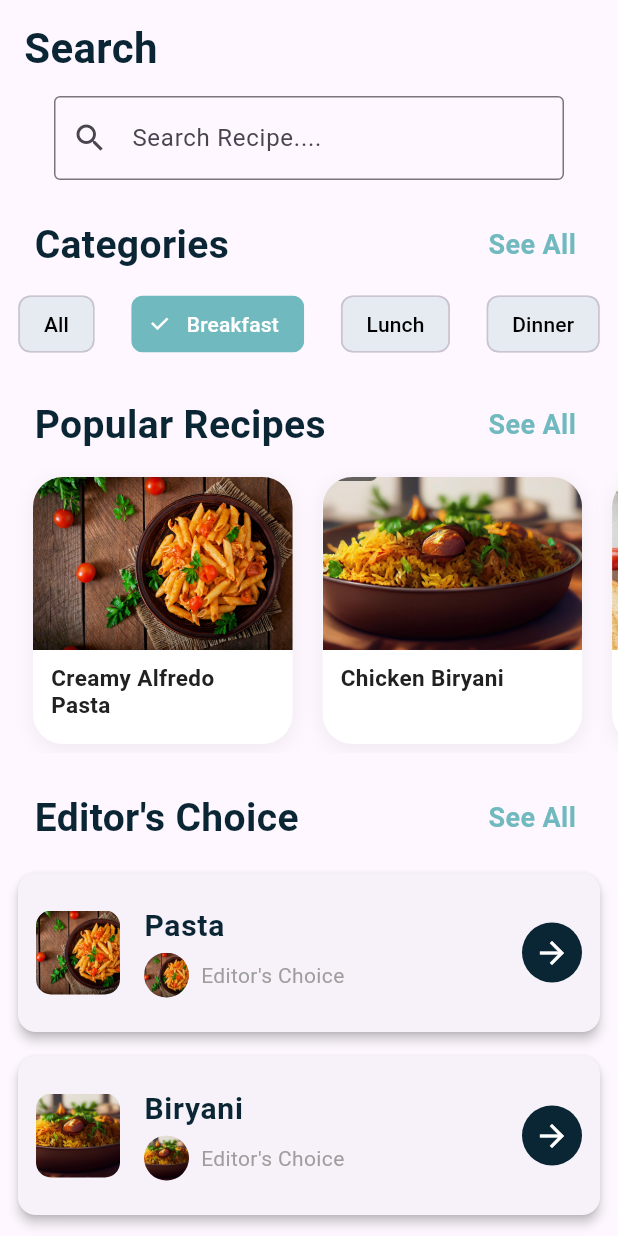
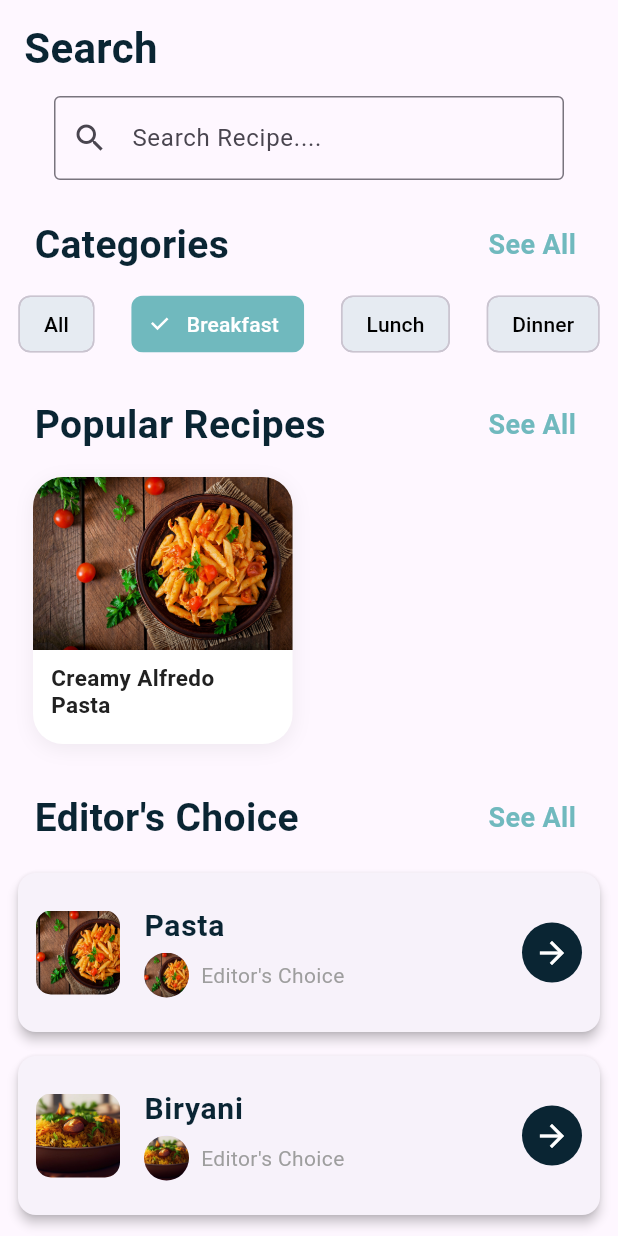
Before and after one commit to Techie58/Bite_Book, a Flutter app: the SearchPage widget shown alone on an empty page, opened directly, after a tap on "Breakfast", on a phone screen of 412 x 824 dp. Run offline on Flutter 3.47's test engine with Material 3 defaults, Android fonts, the phone set to English and light mode, and no system bars; our stand-ins replace animated_bottom_navigation_bar, firebase_core, hugeicons, shared_preferences, sliding_up_panel; accounts and stored records are empty.

Commit message:
Categories In side Search Is wokring nNOw and Fav Tabs recipies opening

```diff
--- a/lib/pages/search_page.dart
+++ b/lib/pages/search_page.dart
@@ -3,9 +3,11 @@ import 'package:bite_book/designs/editor_choice.dart';
 import 'package:bite_book/designs/home/recipes_card_design.dart';
 import 'package:bite_book/designs/search_bar_design.dart';
 import 'package:bite_book/models/recipe_detail_model.dart';
+import 'package:bite_book/providers/fav_recipe_provider.dart';
 import 'package:bite_book/utils/colors.dart';
 import 'package:bite_book/utils/constants.dart';
 import 'package:flutter/material.dart';
+import 'package:provider/provider.dart';
 
 import '../widgets/category_listview.dart';
 import '../widgets/see_all_tile.dart';
@@ -17,6 +19,8 @@ class SearchPage extends StatelessWidget {
   @override
   Widget build(BuildContext context) {
     TextEditingController searchTextFieldController = TextEditingController();
+    final provider = Provider.of<RecipeProvider>(context);
+    final recipes = provider.filteredRecipes;
     return SafeArea(
       child: CustomScrollView(
         slivers: [
@@ -66,11 +70,11 @@ class SearchPage extends StatelessWidget {
                 SizedBox(
                   height: 190,
                   child: ListView.builder(
-                    itemCount: recipesImagesList.length,
+                    itemCount: recipes.length,
                     scrollDirection: Axis.horizontal,
                     padding: const EdgeInsets.only(left: 12),
                     itemBuilder: (context, index) {
-                      final currentRecipe = recipeDetailModelList[index];
+                      final currentRecipe = recipes[index];
                       return RecipesCardDesign(index: index, isHomePage: false, recipeDetailModel:currentRecipe , );
                     },
                   ),
--- a/lib/providers/fav_recipe_provider.dart
+++ b/lib/providers/fav_recipe_provider.dart
@@ -26,10 +26,10 @@ class RecipeProvider extends ChangeNotifier {
       list = list.where((r) => r.category == _selectedCategory).toList();
     }
     if (_searchQuery.isNotEmpty) {
-      final q = _searchQuery.toLowerCase();
+      final query = _searchQuery.toLowerCase();
       list = list.where((r) =>
-      r.title.toLowerCase().contains(q) ||
-          r.subtitle.toLowerCase().contains(q)
+      r.title.toLowerCase().contains(query) ||
+          r.subtitle.toLowerCase().contains(query)
       ).toList();
     }
     return list;
```
Also changed, not shown: lib/pages/fav_page.dart (+14 -3 lines).
